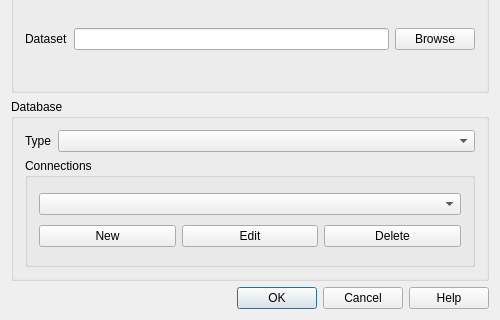
First picture: the form in qgis/src/ui/qgsopenvectorlayerdialogbase.ui, repository sourcepole/qgis, before the edit; both pictures show x 0 to 500 and y 389 to 709 of the 500 by 709 pixel window.
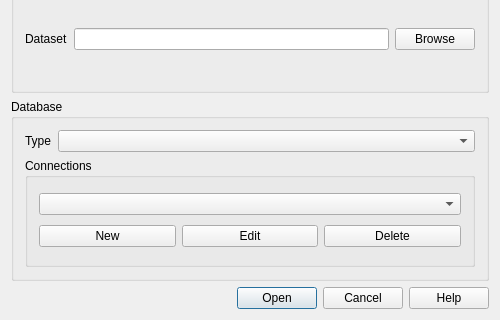
Second picture: the form after the edit. Icons and pictures are not drawn.

Commit message: changed OK button to Open as it's a open dialog - seems more reasonable to me

```diff
--- a/qgis/src/ui/qgsopenvectorlayerdialogbase.ui
+++ b/qgis/src/ui/qgsopenvectorlayerdialogbase.ui
@@ -413,7 +413,7 @@
    <item row="4" column="0">
     <widget class="QDialogButtonBox" name="buttonBox">
      <property name="standardButtons">
-      <set>QDialogButtonBox::Cancel|QDialogButtonBox::Help|QDialogButtonBox::Ok</set>
+      <set>QDialogButtonBox::Cancel|QDialogButtonBox::Help|QDialogButtonBox::Open</set>
      </property>
     </widget>
    </item>
```
